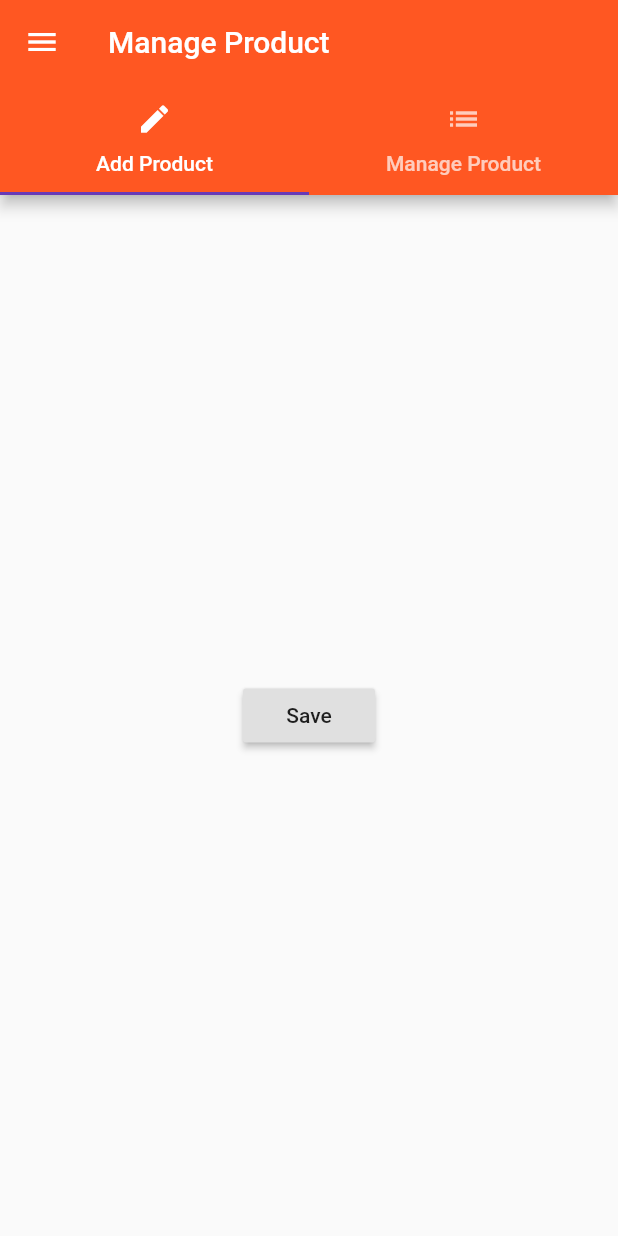
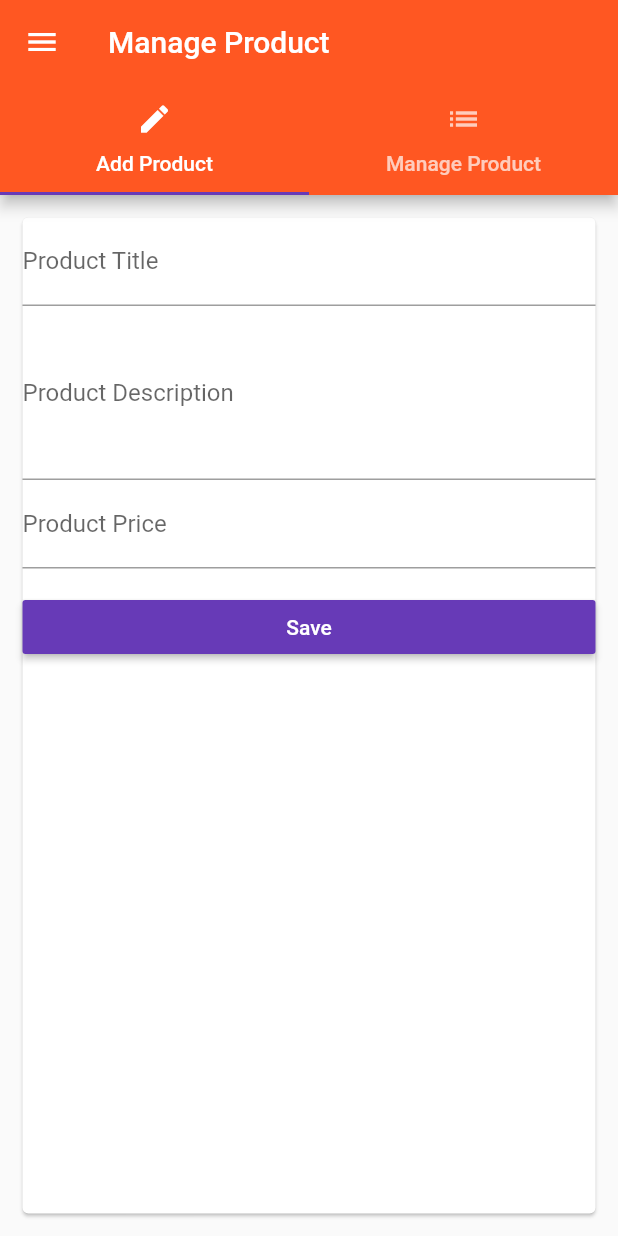
Before and after one commit to MuthuHere/FlutterCourse, a Flutter app: the ProductAdminPage screen opened by its route, on a phone screen of 412 x 824 dp. Run offline on Flutter 3.47's test engine with Material 2 defaults, Android fonts, the phone set to English and light mode, and no system bars.

Commit message:
1. Add/Create product 2. Switch 3. Auth screen implementation

```diff
--- a/lib/main.dart
+++ b/lib/main.dart
@@ -1,12 +1,11 @@
 import 'package:flutter/material.dart';
 import 'package:flutter_app/details/product_details.dart';
+import 'package:flutter_app/pages/auth.dart';
 import 'package:flutter_app/pages/home.dart';
 import 'package:flutter_app/pages/products_admin.dart';
 
 void main() {
-//  debugPaintSizeEnabled = true;
-//  debugPaintBaselinesEnabled = true;
-//  debugPaintPointersEnabled = true;
+
   runApp(MyApp());
 }
 
@@ -15,9 +14,10 @@ class MyApp extends StatefulWidget {
 }
 
 class _MyAppState extends State<MyApp> {
-  List<Map<String, String>> _products = [];
 
-  void _addProduct(Map<String, String> product) {
+  List<Map<String, dynamic>> _products = [];
+
+  void _addProduct(Map<String, dynamic> product) {
     setState(() {
       _products.add(product);
     });
@@ -37,9 +37,9 @@ class _MyAppState extends State<MyApp> {
             brightness: Brightness.light,
             accentColor: Colors.deepPurple),
         routes: {
-          '/': (BuildContext context) =>
-              HomePage(_products, _addProduct, _deleteProduct),
-          '/admin': (BuildContext context) => ProductAdminPage(),
+          '/': (BuildContext context) => AuthPage(),
+          '/home': (BuildContext context) => HomePage(_products),
+          '/admin': (BuildContext context) => ProductAdminPage( _addProduct, _deleteProduct),
         },
         onGenerateRoute: (RouteSettings settings) {
           final List<String> productElement = settings.name.split('/');
@@ -63,7 +63,7 @@ class _MyAppState extends State<MyApp> {
         onUnknownRoute: (RouteSettings settings) {
           return MaterialPageRoute(
               builder: (BuildContext context) =>
-                  HomePage(_products, _addProduct, _deleteProduct));
+                  HomePage(_products));
         });
   }
 }
--- a/lib/pages/product_create.dart
+++ b/lib/pages/product_create.dart
@@ -1,17 +1,77 @@
 import 'package:flutter/material.dart';
 
-class ProductCreatePage extends StatelessWidget {
+class ProductCreatePage extends StatefulWidget {
+  final Function addProduct;
+
+  ProductCreatePage(this.addProduct);
+
+  @override
+  State<StatefulWidget> createState() {
+    // TODO: implement createState
+    return _ProductCreateState();
+  }
+}
+
+class _ProductCreateState extends State<ProductCreatePage> {
+  String productTitle = '';
+  String prodDescription = '';
+  String productPrice = '';
+
   @override
   Widget build(BuildContext context) {
-    return Center(
-      child: RaisedButton(child: Text('Save'), onPressed: () {
-        showModalBottomSheet(context: context, builder: (BuildContext context) {
-          return Center(
-            child: Text('Bottom sheet'),
-          );
-        });
-
-      }),
+    return Container(
+      child: Card(
+        margin: EdgeInsets.all(15.0),
+        child: ListView(
+          children: <Widget>[
+            TextField(
+              decoration: InputDecoration(labelText: "Product Title"),
+              keyboardType: TextInputType.text,
+              onChanged: (String value) {
+                setState(() {
+                  productTitle = value;
+                });
+              },
+            ),
+            TextField(
+              decoration: InputDecoration(labelText: "Product Description"),
+              keyboardType: TextInputType.text,
+              maxLines: 4,
+              onChanged: (String value) {
+                setState(() {
+                  prodDescription = value;
+                });
+              },
+            ),
+            TextField(
+              decoration: InputDecoration(labelText: "Product Price"),
+              keyboardType: TextInputType.number,
+              onChanged: (String value) {
+                setState(() {
+                  productPrice = value;
+                });
+              },
+            ),
+            SizedBox(height: 15.0),
+            RaisedButton(
+              padding: EdgeInsets.all(2.0),
+              color: Theme.of(context).accentColor,
+              textColor: Colors.white,
+              child: Text('Save'),
+              onPressed: () {
+                final Map<String, dynamic> map = {
+                  'title': productTitle,
+                  'description': prodDescription,
+                  'price': productPrice,
+                  'image': 'assets/food.jpg'
+                };
+                widget.addProduct(map);
+                Navigator.pushReplacementNamed(context, '/');
+              },
+            )
+          ],
+        ),
+      ),
     );
   }
 }
--- a/lib/pages/products_admin.dart
+++ b/lib/pages/products_admin.dart
@@ -4,6 +4,11 @@ import 'package:flutter_app/pages/product_create.dart';
 import 'package:flutter_app/pages/product_list.dart';
 
 class ProductAdminPage extends StatelessWidget {
+  final Function addProduct;
+  final Function deleteProduct;
+
+  ProductAdminPage(this.addProduct, this.deleteProduct);
+
   @override
   Widget build(BuildContext context) {
     return DefaultTabController(
@@ -42,7 +47,7 @@ class ProductAdminPage extends StatelessWidget {
           ]),
         ),
         body: TabBarView(
-            children: <Widget>[ProductCreatePage(), ProductListPage()]),
+            children: <Widget>[ProductCreatePage(addProduct), ProductListPage()]),
       ),
     );
   }
```
Also changed, not shown: lib/pages/auth.dart (+33 -3 lines), lib/pages/home.dart (+6 -5 lines), lib/product_control.dart (deleted, +0 -18 lines), lib/product_manager.dart (+3 -11 lines), lib/products.dart (+4 -9 lines).
